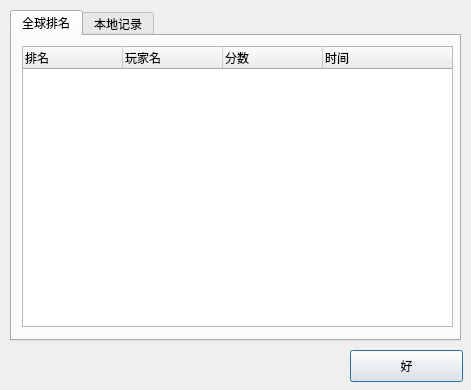
Qt form Jigsaw/Jigsaw/rankingdialog.ui (wolf-bolin/Jigsaw) before a commit.
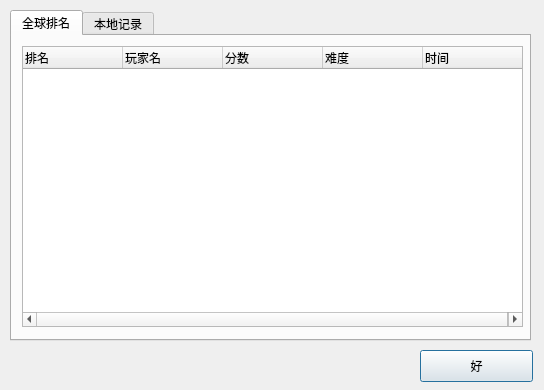
The same form after that commit.

Commit message: Change ranking dialog UI

Diff of the .ui file:
```diff
--- a/Jigsaw/Jigsaw/rankingdialog.ui
+++ b/Jigsaw/Jigsaw/rankingdialog.ui
@@ -6,7 +6,7 @@
    <rect>
     <x>0</x>
     <y>0</y>
-    <width>471</width>
+    <width>544</width>
     <height>390</height>
    </rect>
   </property>
@@ -18,7 +18,7 @@
     <rect>
      <x>10</x>
      <y>10</y>
-     <width>451</width>
+     <width>521</width>
      <height>331</height>
     </rect>
    </property>
@@ -40,12 +40,12 @@
       <rect>
        <x>10</x>
        <y>10</y>
-       <width>431</width>
+       <width>501</width>
        <height>281</height>
       </rect>
      </property>
      <property name="columnCount">
-      <number>4</number>
+      <number>5</number>
      </property>
      <column>
       <property name="text">
@@ -62,6 +62,11 @@
        <string>分数</string>
       </property>
      </column>
+     <column>
+      <property name="text">
+       <string>难度</string>
+      </property>
+     </column>
      <column>
       <property name="text">
        <string>时间</string>
@@ -111,7 +116,7 @@
   <widget class="QPushButton" name="pushButton">
    <property name="geometry">
     <rect>
-     <x>350</x>
+     <x>420</x>
      <y>350</y>
      <width>113</width>
      <height>32</height>
```
Left out of the diff: 9 changed lines with no effect on the pictures. The commit also changes 1 other file.
